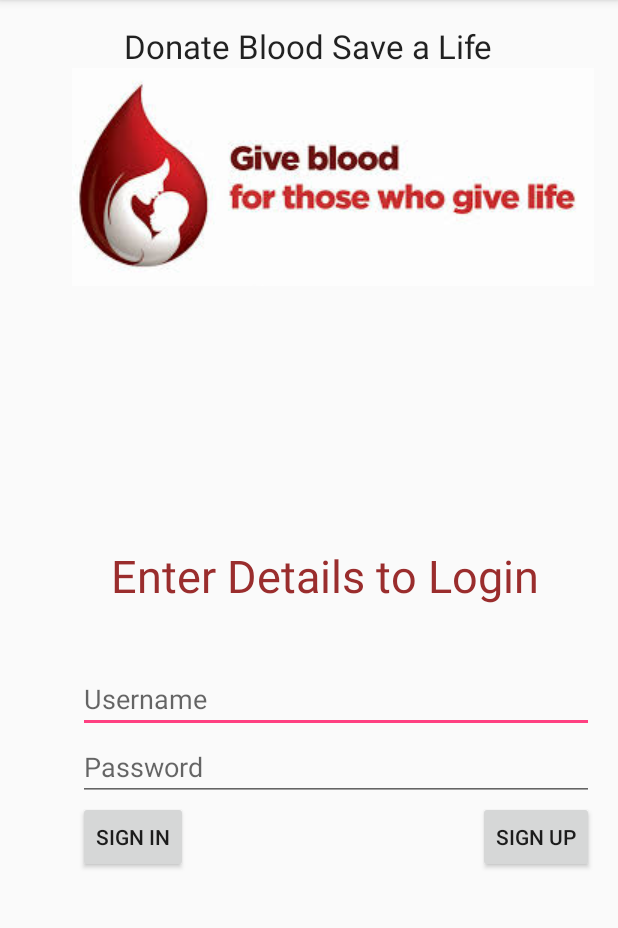
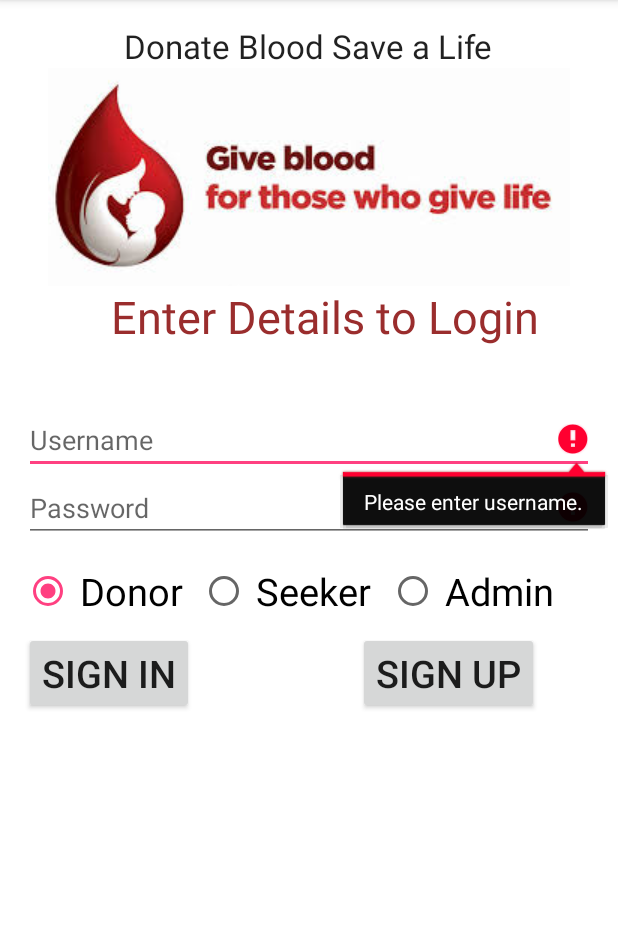
Before and after one commit to Ymograi/blooddonation, an Android app: the screen it shows after launch (MainActivity), after a tap on "SIGN IN", on a phone screen of 412 x 824 dp, the part 84-1012 px from its top. Run offline under Robolectric (Android 15) with nearby library versions, the phone set to English and light mode, and no system bars.

Commit message:
Better layouts

```diff
--- a/app/src/main/java/com/example/thelastlaugh/blooddonation/Main22Activity.java
+++ b/app/src/main/java/com/example/thelastlaugh/blooddonation/Main22Activity.java
@@ -27,7 +27,7 @@ public class Main22Activity extends AppCompatActivity {
         setContentView(R.layout.activity_main22);
         Button signup=(Button) findViewById(R.id.button2);
         final EditText uname=(EditText) findViewById(R.id.editText);
-        final EditText pass=(EditText)findViewById(R.id.editText2);
+        final EditText pass=(EditText)findViewById(R.id.password);
         final EditText email=(EditText)findViewById(R.id.editText3);
         signup.setOnClickListener(new View.OnClickListener() {
             @Override
--- a/app/src/main/java/com/example/thelastlaugh/blooddonation/MainActivity.java
+++ b/app/src/main/java/com/example/thelastlaugh/blooddonation/MainActivity.java
@@ -6,6 +6,8 @@ import android.os.Bundle;
 import android.view.View;
 import android.widget.Button;
 import android.widget.EditText;
+import android.widget.RadioButton;
+import android.widget.RadioGroup;
 import android.widget.Toast;
 import org.json.JSONObject;
 import okhttp3.ResponseBody;
@@ -24,45 +26,59 @@ public class MainActivity extends AppCompatActivity {
     protected void onCreate(Bundle savedInstanceState) {
         super.onCreate(savedInstanceState);
         setContentView(R.layout.activity_main);
-        Button login=(Button) findViewById(R.id.button3);
-        Button signup=(Button)findViewById(R.id.button2);
+        Button login=(Button) findViewById(R.id.Signin);
+        Button signup=(Button)findViewById(R.id.Signup);
         final EditText uname=(EditText) findViewById(R.id.editText);
-        final EditText pass=(EditText)findViewById(R.id.editText2);
-        startService(new Intent(this,AndroidLocationServices.class));
+        final EditText pass=(EditText)findViewById(R.id.password);
+        final RadioGroup usertype=(RadioGroup)findViewById(R.id.radioGroup);
+
+
         login.setOnClickListener(new View.OnClickListener() {
             @Override
             public void onClick(View v) {
-                Retrofit retrofit=new Retrofit.Builder()
+                boolean valid=true;
+                if(uname.getText().toString().trim().equals("")){
+                    uname.setError("Please enter username.");
+                    valid=false;
+                }
+
+                if(pass.getText().toString().equals("")){
+                    pass.setError("Please enter password.");
+                    valid=false;
+                }
+
+                int selectedUsertype = usertype.getCheckedRadioButtonId();
+                RadioButton checkedusertype = (RadioButton)findViewById(selectedUsertype);
+                if(valid) {
+                    Retrofit retrofit = new Retrofit.Builder()
                             .baseUrl("http://192.168.1.100/bloodapp_api/")
                             .build();
-                loginUser lin =retrofit.create(loginUser.class);
+                    loginUser lin = retrofit.create(loginUser.class);
                     final String uname_text = uname.getText().toString();
                     String pass_text = pass.getText().toString();
 
                     //String email="abinbhattacharya@gmail.com";
-                Call<ResponseBody> call = lin.getData(uname_text,pass_text);
+                    Call<ResponseBody> call = lin.getData(uname_text, pass_text);
                     //Toast.makeText(MainActivity.this, "hello i am here", Toast.LENGTH_SHORT).show();
                     call.enqueue(new Callback<ResponseBody>() {
                         @Override
                         public void onResponse(Call<ResponseBody> call, Response<ResponseBody> response) {
-                        try{
+                            try {
                                 String result = response.body().string();
-                            int end = result.lastIndexOf("}")+1;
+                                int end = result.lastIndexOf("}") + 1;
                                 int start = result.indexOf("{");
-                            result = result.substring(start,end);
+                                result = result.substring(start, end);
                                 JSONObject resultJSONStr = new JSONObject(result);
                                 String errorCode = resultJSONStr.getString("error");
                                 //Toast.makeText(MainActivity.this, "hello i am here", Toast.LENGTH_SHORT).show();
-                            if(errorCode.equals("false"))
-                            {
-                                Intent i = new Intent(MainActivity.this,Main2Activity.class);
-                                i.putExtra("name",uname_text);
+                                if (errorCode.equals("false")) {
+                                    Intent i = new Intent(MainActivity.this, Main2Activity.class);
+                                    i.putExtra("name", uname_text);
                                     startActivity(i);
                                 }
                                 Toast.makeText(MainActivity.this, result, Toast.LENGTH_LONG).show();
-                        }
-                        catch (Exception e){
-                            Toast.makeText(MainActivity.this,e.toString(),Toast.LENGTH_LONG).show();
+                            } catch (Exception e) {
+                                Toast.makeText(MainActivity.this, e.toString(), Toast.LENGTH_LONG).show();
                             }
                         }
 
@@ -72,7 +88,7 @@ public class MainActivity extends AppCompatActivity {
                         }
                     });
 
-
+                }
             }
         });
         signup.setOnClickListener(new View.OnClickListener() {
--- a/app/src/main/res/layout/activity_main.xml
+++ b/app/src/main/res/layout/activity_main.xml
@@ -7,19 +7,9 @@
     android:paddingLeft="@dimen/activity_horizontal_margin"
     android:paddingRight="@dimen/activity_horizontal_margin"
     android:paddingTop="@dimen/activity_vertical_margin"
-    tools:context="com.example.thelastlaugh.blooddonation.MainActivity">
-
-    <Button
-        style="?android:attr/buttonStyleSmall"
-        android:layout_width="wrap_content"
-        android:layout_height="wrap_content"
-        android:text="Sign up"
-        android:id="@+id/button2"
-        android:clickable="true"
-        android:foregroundTint="#413333"
-        android:layout_below="@+id/editText2"
-        android:layout_alignRight="@+id/editText2"
-        android:layout_alignEnd="@+id/editText2" />
+    tools:context="com.example.thelastlaugh.blooddonation.MainActivity"
+    android:focusable="false"
+    android:background="#ffffffff">
 
     <TextView
         android:layout_width="wrap_content"
@@ -29,9 +19,8 @@
         android:id="@+id/textView"
         android:textSize="30dp"
         android:textColor="#9a2d2d"
-        android:layout_centerVertical="true"
-        android:layout_centerHorizontal="true"
-        android:layout_alignParentTop="false" />
+        android:layout_below="@+id/imageView"
+        android:layout_centerHorizontal="true" />
 
     <TextView
         android:layout_width="wrap_content"
@@ -43,7 +32,7 @@
         android:layout_centerHorizontal="true" />
 
     <ImageView
-        android:layout_width="wrap_content"
+        android:layout_width="match_parent"
         android:layout_height="wrap_content"
         android:id="@+id/imageView"
         android:src="@drawable/bloodbababba"
@@ -52,37 +41,93 @@
         android:layout_alignParentEnd="true" />
 
     <EditText
-        android:layout_width="wrap_content"
+        android:layout_width="match_parent"
         android:layout_height="wrap_content"
         android:id="@+id/editText"
         android:hint="Username"
         android:layout_below="@+id/textView"
         android:layout_marginTop="39dp"
-        android:layout_alignLeft="@+id/textView"
-        android:layout_alignStart="@+id/textView"
         android:layout_alignParentRight="true"
-        android:layout_alignParentEnd="true" />
+        android:layout_alignParentEnd="true"
+        android:layout_alignParentLeft="true"
+        android:layout_alignParentStart="true" />
 
     <EditText
-        android:layout_width="wrap_content"
+        android:layout_width="match_parent"
         android:layout_height="wrap_content"
-        android:id="@+id/editText2"
+        android:id="@+id/password"
         android:hint="Password"
         android:layout_below="@+id/editText"
         android:layout_alignLeft="@+id/editText"
         android:layout_alignStart="@+id/editText"
         android:layout_alignRight="@+id/editText"
         android:layout_alignEnd="@+id/editText"
-        android:password="true" />
+        android:password="true"
+        android:shadowColor="#5e2a2a"
+        android:theme="@style/AlertDialog.AppCompat.Light" />
 
     <Button
         style="?android:attr/buttonStyleSmall"
         android:layout_width="wrap_content"
         android:layout_height="wrap_content"
         android:text="Sign In"
-        android:id="@+id/button3"
-        android:layout_below="@+id/editText2"
-        android:layout_alignLeft="@+id/editText2"
-        android:layout_alignStart="@+id/editText2" />
+        android:id="@+id/Signin"
+        android:elegantTextHeight="false"
+        android:textSize="25dp"
+        android:layout_below="@+id/radioGroup"
+        android:layout_alignLeft="@+id/password"
+        android:layout_alignStart="@+id/password" />
+
+    <RadioGroup
+        android:layout_width="match_parent"
+        android:layout_height="60dp"
+        android:layout_below="@+id/password"
+        android:layout_alignParentLeft="true"
+        android:layout_alignParentStart="true"
+        android:orientation="horizontal"
+        android:id="@+id/radioGroup"
+        android:paddingTop="15dp">
+
+        <RadioButton
+            android:layout_width="wrap_content"
+            android:layout_height="wrap_content"
+            android:text="Donor "
+            android:id="@+id/Donor"
+            android:checked="true"
+            android:textSize="25dp"
+            android:paddingLeft="5dp"
+            android:paddingRight="5dp" />
+
+        <RadioButton
+            android:layout_width="wrap_content"
+            android:layout_height="wrap_content"
+            android:text="Seeker  "
+            android:id="@+id/Seeker"
+            android:checked="false"
+            android:textSize="25dp"
+            android:paddingLeft="5dp" />
+
+        <RadioButton
+            android:layout_width="wrap_content"
+            android:layout_height="wrap_content"
+            android:text="Admin"
+            android:id="@+id/Admin"
+            android:checked="false"
+            android:textSize="25dp"
+            android:paddingLeft="5dp" />
+
+    </RadioGroup>
+
+    <Button
+        style="?android:attr/buttonStyleSmall"
+        android:layout_width="wrap_content"
+        android:layout_height="wrap_content"
+        android:text="Sign Up"
+        android:id="@+id/Signup"
+        android:elegantTextHeight="false"
+        android:textSize="25dp"
+        android:layout_below="@+id/radioGroup"
+        android:layout_alignRight="@+id/textView"
+        android:layout_alignEnd="@+id/textView" />
 
 </RelativeLayout>
--- a/app/src/main/res/layout/activity_main2.xml
+++ b/app/src/main/res/layout/activity_main2.xml
@@ -16,7 +16,7 @@
         android:id="@+id/textView3"
         android:textSize="30dp"
         android:layout_alignParentTop="true"
-        android:layout_centerHorizontal="true"
-        android:layout_marginTop="77dp" />
+        android:layout_alignParentLeft="true"
+        android:layout_alignParentStart="true" />
 
 </RelativeLayout>
```
Also changed, not shown: app/src/main/res/layout/activity_main22.xml (+60 -27 lines), gradle/wrapper/gradle-wrapper.properties. Lines whose indentation alone changed are shown as unchanged.
